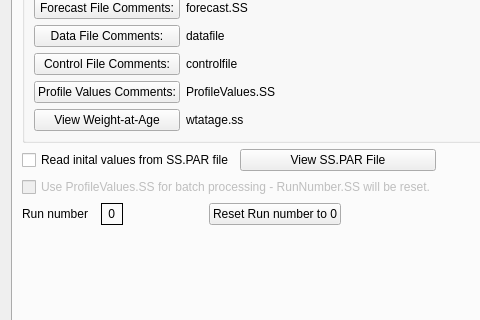
Old version of the form src/file_widget.ui in the repository nmfs-ost/ss3-ssi; both pictures show x 0 to 480 and y 156 to 476 of the 895 by 673 pixel window.
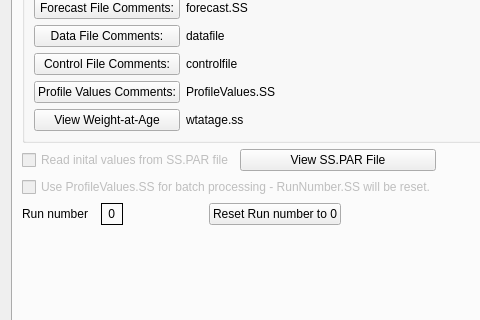
New version of the form. The open tabs and pages were chosen to show the change. Icons and pictures are not drawn.

The edit to the form file:
```diff
--- a/src/file_widget.ui
+++ b/src/file_widget.ui
@@ -83,7 +83,7 @@
        <item row="10" column="0">
         <widget class="QCheckBox" name="checkBox_par_file">
          <property name="enabled">
-          <bool>true</bool>
+          <bool>false</bool>
          </property>
          <property name="text">
           <string>Read inital values from SS.PAR file</string>
```
Left out of the diff: 2 changed lines with no effect on the pictures.
